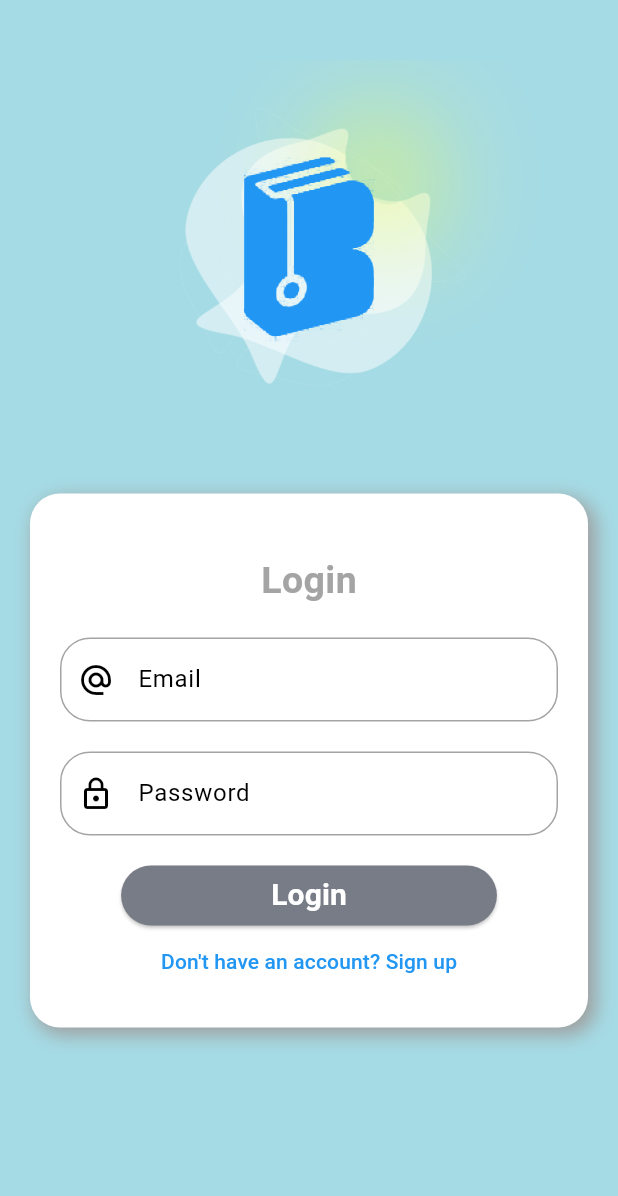
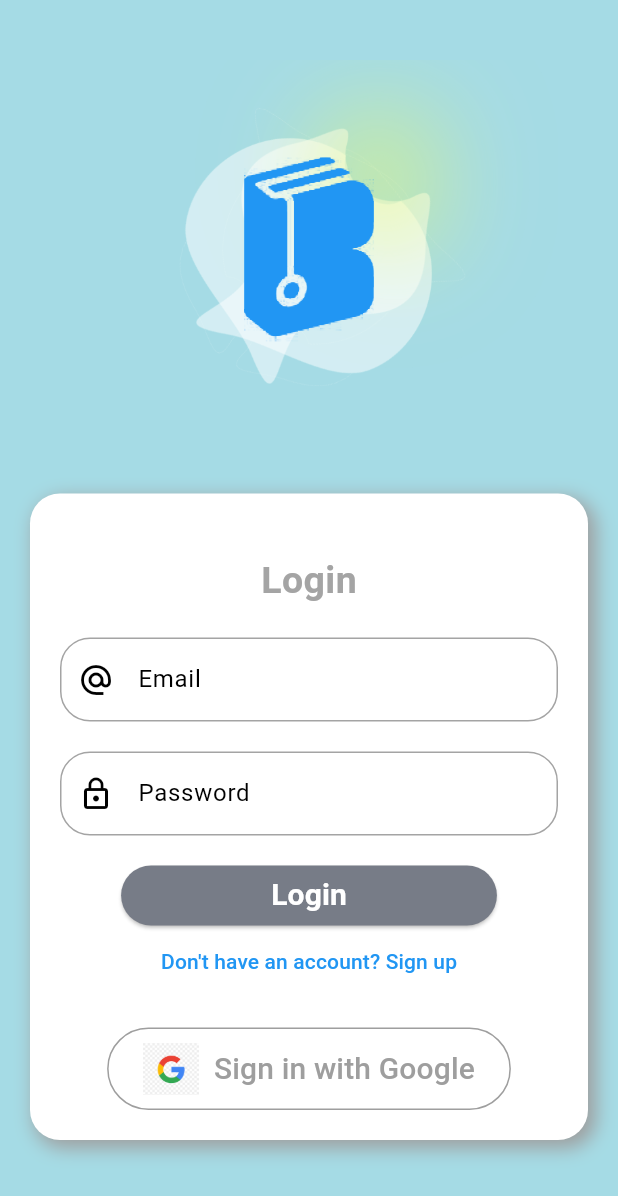
Before and after one commit to WishyCode/Book-Club-app, a Flutter app: the screen it shows after launch, on a phone screen of 412 x 824 dp. Shown: the top 1196 px of the screen. Run offline on Flutter 3.47's test engine with Material 3 defaults, Android fonts, the phone set to English and light mode, and no system bars; our stand-ins replace firebase_auth, firebase_core; accounts and stored records are empty.

Commit message:
V6-google button UI

```diff
--- a/lib/screens/login/localwidgets/loging_form.dart
+++ b/lib/screens/login/localwidgets/loging_form.dart
@@ -38,6 +38,41 @@ class _OurLoginFormState extends State<OurLoginForm> {
       print(e);
     }
   }
+
+  Widget _googleButton() {
+  return OutlinedButton(
+    onPressed: () {},
+    style: OutlinedButton.styleFrom(
+      foregroundColor: Colors.grey, // Affects ripple color
+      shape: RoundedRectangleBorder(
+        borderRadius: BorderRadius.circular(40),
+      ),
+      side: const BorderSide(color: Colors.grey),
+    ),
+    child: Padding(
+      padding: const EdgeInsets.fromLTRB(0, 10, 0, 10), // Corrected padding
+      child: Row(
+        mainAxisSize: MainAxisSize.min,
+        mainAxisAlignment: MainAxisAlignment.center,
+        children: const [
+          Image(
+            image: AssetImage("assets/google_logo.png"),
+            height: 35.0,
+          ),
+          SizedBox(width: 10), // Correct spacing
+          Text(
+            "Sign in with Google",
+            style: TextStyle(
+              fontSize: 20,
+              color: Colors.grey,
+            ),
+          ),
+        ],
+      ),
+    ),
+  );
+}
+
 
   @override
   Widget build(BuildContext context) {
@@ -103,6 +138,8 @@ class _OurLoginFormState extends State<OurLoginForm> {
               );
             },
           ),
+          const SizedBox(height: 20.0),
+          _googleButton(),
         ],
       ),
     );
--- a/pubspec.yaml
+++ b/pubspec.yaml
@@ -32,6 +32,7 @@ dependencies:
     sdk: flutter
   firebase_auth:
   provider:
+  google_sign_in:
 
 
   # The following adds the Cupertino Icons font to your application.
```
Also changed, not shown: pubspec.lock, 2 other files.
